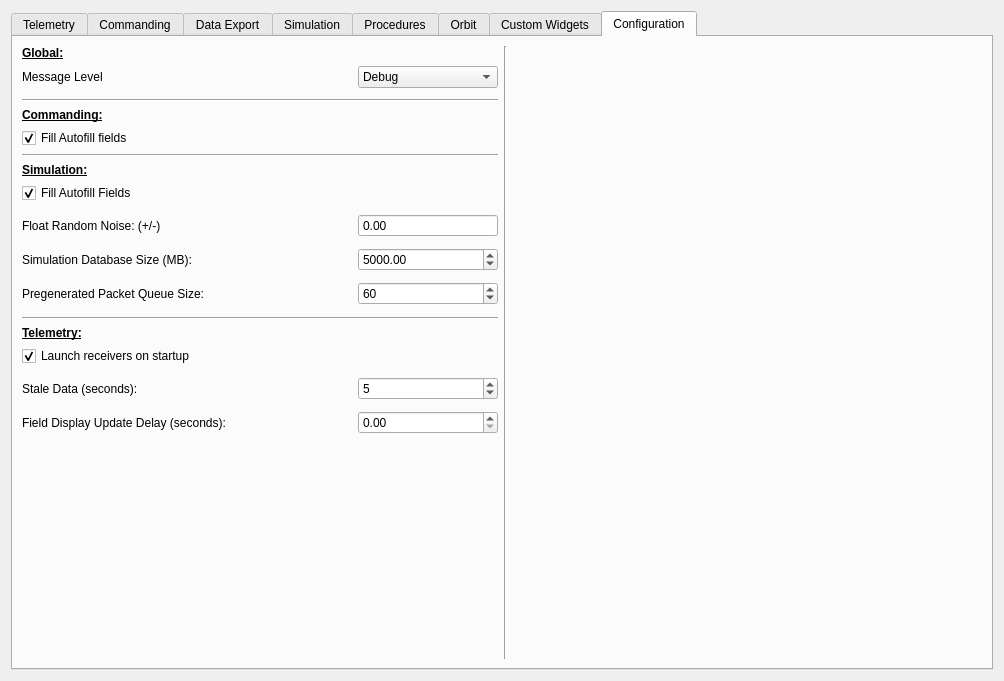
Old version of the form apps/main/ui/main.ui in the repository sudozer/dex.
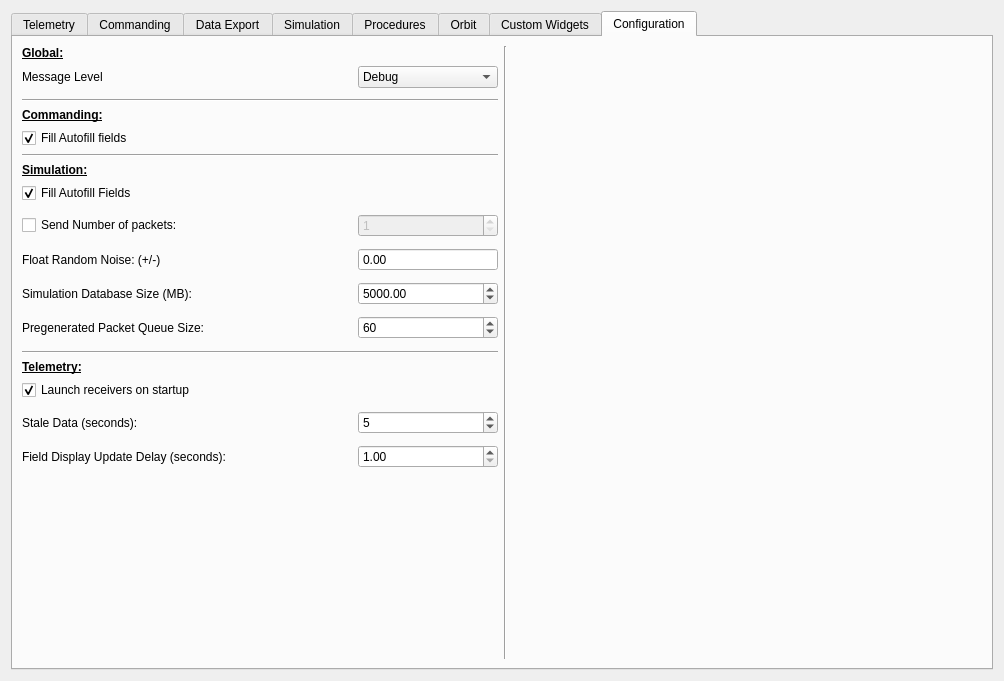
New version of the form. The open tabs and pages were chosen to show the change.

The edit to the form file:
```diff
--- a/apps/main/ui/main.ui
+++ b/apps/main/ui/main.ui
@@ -1341,6 +1341,52 @@
                  </property>
                 </widget>
                </item>
+               <item>
+                <layout class="QHBoxLayout" name="horizontalLayout_28">
+                 <property name="topMargin">
+                  <number>5</number>
+                 </property>
+                 <item>
+                  <widget class="QCheckBox" name="simSendNumberOfPackets">
+                   <property name="text">
+                    <string>Send Number of packets:</string>
+                   </property>
+                  </widget>
+                 </item>
+                 <item>
+                  <spacer name="horizontalSpacer_19">
+                   <property name="orientation">
+                    <enum>Qt::Horizontal</enum>
+                   </property>
+                   <property name="sizeHint" stdset="0">
+                    <size>
+                     <width>40</width>
+                     <height>20</height>
+                    </size>
+                   </property>
+                  </spacer>
+                 </item>
+                 <item>
+                  <widget class="QSpinBox" name="simulationNumberOfPackets">
+                   <property name="enabled">
+                    <bool>false</bool>
+                   </property>
+                   <property name="minimumSize">
+                    <size>
+                     <width>140</width>
+                     <height>0</height>
+                    </size>
+                   </property>
+                   <property name="toolTip">
+                    <string>Send just a certain number of packets.  Useful for debugging.</string>
+                   </property>
+                   <property name="minimum">
+                    <number>1</number>
+                   </property>
+                  </widget>
+                 </item>
+                </layout>
+               </item>
                <item>
                 <layout class="QHBoxLayout" name="horizontalLayout_23">
                  <property name="topMargin">
@@ -1619,6 +1665,9 @@
                    <property name="toolTip">
                     <string>Set how often the standard field data displays update.</string>
                    </property>
+                   <property name="minimum">
+                    <double>1.000000000000000</double>
+                   </property>
                   </widget>
                  </item>
                 </layout>
```
Left out of the diff: 2 changed lines with no effect on the pictures.
